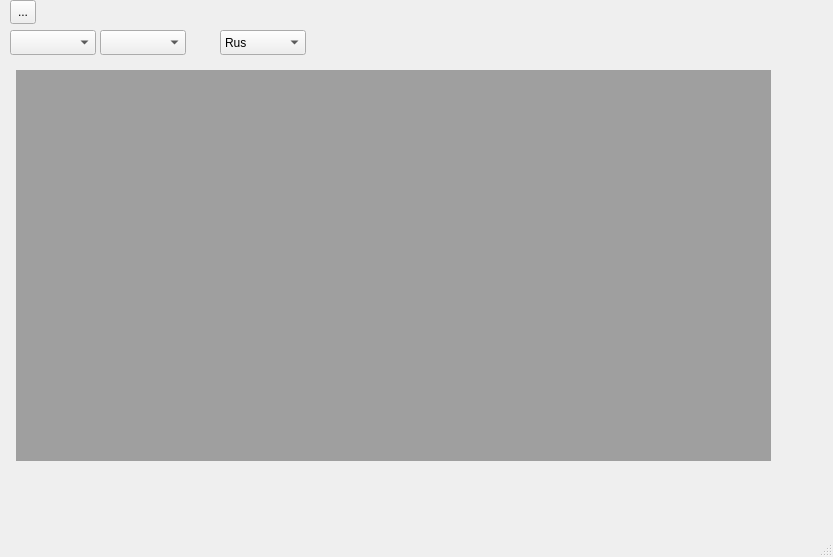
Above: mainwindow.ui from BinniPyx/Test before the change. Below: the same form after it.
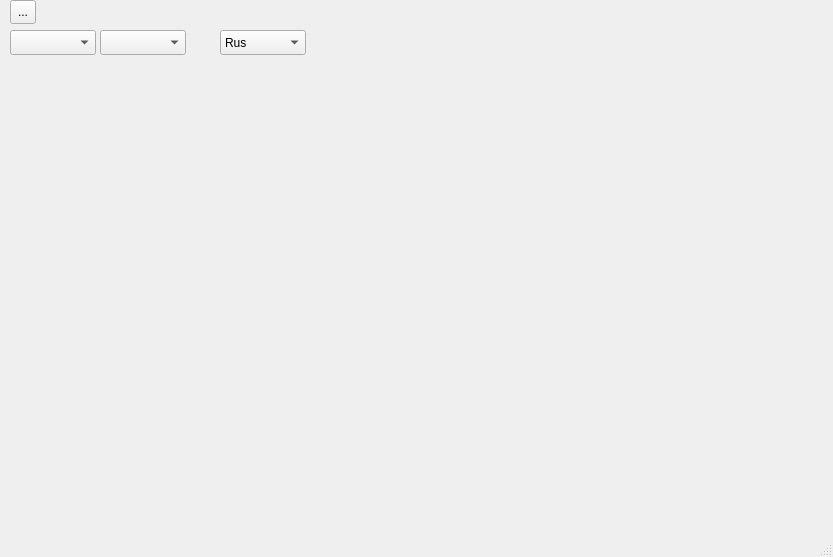
That is the form after the change.

Commit message: Селал нормальный  toolbar

What changed in the file:
```diff
--- a/mainwindow.ui
+++ b/mainwindow.ui
@@ -14,21 +14,6 @@
    <string>MainWindow</string>
   </property>
   <widget class="QWidget" name="centralwidget">
-   <widget class="QWidget" name="formLayoutWidget">
-    <property name="geometry">
-     <rect>
-      <x>10</x>
-      <y>70</y>
-      <width>761</width>
-      <height>391</height>
-     </rect>
-    </property>
-    <layout class="QFormLayout" name="formLayout">
-     <item row="0" column="1">
-      <widget class="QMdiArea" name="mdiArea"/>
-     </item>
-    </layout>
-   </widget>
    <widget class="QComboBox" name="comboBox">
     <property name="geometry">
      <rect>
```
The commit also changes 3 other files.
